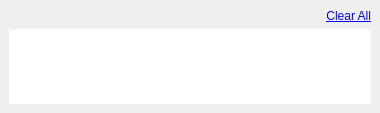
First picture: the form in src/libraries/ui-common/HoverAwareQWindow.ui, repository qualcomm/qcom-test-automation-controller, before the edit.
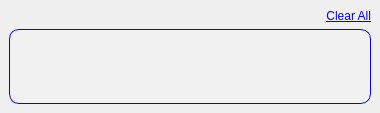
Second picture: the form after the edit.

Patch:
```diff
--- a/src/libraries/ui-common/HoverAwareQWindow.ui
+++ b/src/libraries/ui-common/HoverAwareQWindow.ui
@@ -17,6 +17,11 @@
    <bool>false</bool>
   </property>
   <widget class="QWidget" name="_centralWgt">
+   <property name="styleSheet">
+    <string notr="true">_centralWidget {
+	border-radius: 10px;
+}</string>
+   </property>
    <layout class="QVBoxLayout" name="verticalLayout">
     <item>
      <widget class="QLabel" name="_clearAllLabel">
@@ -37,7 +42,19 @@
     <item>
      <widget class="QListWidget" name="_notificationListContainer">
       <property name="contextMenuPolicy">
-       <enum>Qt::CustomContextMenu</enum>
+       <enum>Qt::ContextMenuPolicy::CustomContextMenu</enum>
+      </property>
+      <property name="styleSheet">
+       <string notr="true">QListWidget {
+	border: 1px solid rgb(0, 0, 255);
+	background-color: rgb(241, 241, 241);
+	border-radius: 10px;
+}
+
+QListWidget::item {
+	border: 1px solid rgb(2, 175, 255);
+	border-radius: 10px;
+}</string>
       </property>
       <property name="frameShape">
        <enum>QFrame::NoFrame</enum>
```
Left out of the diff: 16 changed lines with no effect on the pictures.
